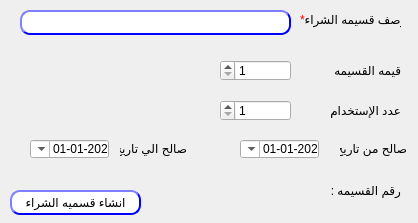
Before: the Qt Designer form presentation/promotion_voucher_ui/createPromVoucher.ui in shymaa123456/HyperPOS2020, drawn with Qt 5.
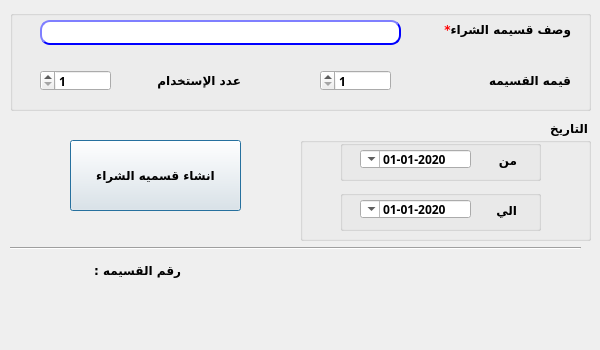
After: the same form once the commit is applied.

Commit message: finalize Coupon Design Style 7/12 comments

The edit to the form file:
```diff
--- a/presentation/promotion_voucher_ui/createPromVoucher.ui
+++ b/presentation/promotion_voucher_ui/createPromVoucher.ui
@@ -6,10 +6,28 @@
    <rect>
     <x>0</x>
     <y>0</y>
-    <width>418</width>
-    <height>223</height>
+    <width>600</width>
+    <height>350</height>
    </rect>
   </property>
+  <property name="sizePolicy">
+   <sizepolicy hsizetype="Preferred" vsizetype="Preferred">
+    <horstretch>0</horstretch>
+    <verstretch>0</verstretch>
+   </sizepolicy>
+  </property>
+  <property name="minimumSize">
+   <size>
+    <width>600</width>
+    <height>350</height>
+   </size>
+  </property>
+  <property name="maximumSize">
+   <size>
+    <width>600</width>
+    <height>350</height>
+   </size>
+  </property>
   <property name="windowTitle">
    <string>انشاء قسيمه شراء عروض</string>
   </property>
@@ -19,12 +37,20 @@
   <widget class="QLabel" name="desc">
    <property name="geometry">
     <rect>
-     <x>300</x>
-     <y>10</y>
-     <width>101</width>
+     <x>420</x>
+     <y>20</y>
+     <width>151</width>
      <height>20</height>
     </rect>
    </property>
+   <property name="font">
+    <font>
+     <family>29LT Bukra Regular</family>
+     <pointsize>9</pointsize>
+     <weight>75</weight>
+     <bold>true</bold>
+    </font>
+   </property>
    <property name="text">
     <string>&lt;html&gt;&lt;head/&gt;&lt;body&gt;&lt;p align=&quot;right&quot;&gt;&lt;span style=&quot; color:#ff0000;&quot;&gt;*&lt;/span&gt;وصف قسيمه الشراء&lt;/p&gt;&lt;/body&gt;&lt;/html&gt;</string>
    </property>
@@ -32,38 +58,25 @@
   <widget class="QPushButton" name="BTN_createVoucher">
    <property name="geometry">
     <rect>
-     <x>10</x>
-     <y>190</y>
-     <width>131</width>
-     <height>25</height>
+     <x>70</x>
+     <y>140</y>
+     <width>171</width>
+     <height>71</height>
     </rect>
    </property>
+   <property name="font">
+    <font>
+     <family>29LT Bukra Regular</family>
+     <pointsize>9</pointsize>
+     <weight>75</weight>
+     <bold>true</bold>
+    </font>
+   </property>
    <property name="layoutDirection">
     <enum>Qt::RightToLeft</enum>
    </property>
    <property name="styleSheet">
-    <string notr="true">QPushButton{
-                                        background-color: white;
-                                        border-style: outset;
-                                        border-width: 2px;
-                                        border-radius: 10px;
-                                        border-color: blue;
-                                        min-width: 6em;
-                                        }
-                                        QPushButton:hover {
-                                        background: qradialgradient(
-                                        cx: 0.3, cy: -0.4, fx: 0.3, fy: -0.4,
-                                        radius: 1.35, stop: 0 #fff, stop: 1 #bbb
-                                        );
-                                        }
-                                        QPushButton:pressed {
-                                        border-style: inset;
-                                        background: qradialgradient(
-                                        cx: 0.4, cy: -0.1, fx: 0.4, fy: -0.1,
-                                        radius: 1.35, stop: 0 #fff, stop: 1 #ddd
-                                        );
-                                        }
-                                    </string>
+    <string notr="true"/>
    </property>
    <property name="text">
     <string>انشاء قسميه الشراء</string>
@@ -72,12 +85,20 @@
   <widget class="QLineEdit" name="LE_desc">
    <property name="geometry">
     <rect>
-     <x>20</x>
-     <y>10</y>
-     <width>271</width>
+     <x>40</x>
+     <y>20</y>
+     <width>361</width>
      <height>25</height>
     </rect>
    </property>
+   <property name="font">
+    <font>
+     <family>29LT Bukra Regular</family>
+     <pointsize>9</pointsize>
+     <weight>75</weight>
+     <bold>true</bold>
+    </font>
+   </property>
    <property name="styleSheet">
     <string notr="true">QLineEdit{
                                         background-color: white;
@@ -106,105 +127,23 @@
     <number>30</number>
    </property>
   </widget>
-  <widget class="QLabel" name="desc_3">
-   <property name="geometry">
-    <rect>
-     <x>340</x>
-     <y>140</y>
-     <width>67</width>
-     <height>17</height>
-    </rect>
-   </property>
-   <property name="layoutDirection">
-    <enum>Qt::RightToLeft</enum>
-   </property>
-   <property name="text">
-    <string>صالح من تاريخ</string>
-   </property>
-  </widget>
-  <widget class="QLabel" name="desc_4">
-   <property name="geometry">
-    <rect>
-     <x>120</x>
-     <y>140</y>
-     <width>67</width>
-     <height>17</height>
-    </rect>
-   </property>
-   <property name="layoutDirection">
-    <enum>Qt::RightToLeft</enum>
-   </property>
-   <property name="text">
-    <string>صالح الي تاريخ</string>
-   </property>
-  </widget>
-  <widget class="QDateTimeEdit" name="Qdate_to">
-   <property name="geometry">
-    <rect>
-     <x>30</x>
-     <y>140</y>
-     <width>79</width>
-     <height>18</height>
-    </rect>
-   </property>
-   <property name="layoutDirection">
-    <enum>Qt::RightToLeft</enum>
-   </property>
-   <property name="minimumDateTime">
-    <datetime>
-     <hour>0</hour>
-     <minute>0</minute>
-     <second>0</second>
-     <year>2020</year>
-     <month>1</month>
-     <day>1</day>
-    </datetime>
-   </property>
-   <property name="displayFormat">
-    <string>yyyy-MM-dd</string>
-   </property>
-   <property name="calendarPopup">
-    <bool>true</bool>
-   </property>
-  </widget>
-  <widget class="QDateTimeEdit" name="Qdate_from">
-   <property name="geometry">
-    <rect>
-     <x>240</x>
-     <y>140</y>
-     <width>79</width>
-     <height>18</height>
-    </rect>
-   </property>
-   <property name="layoutDirection">
-    <enum>Qt::RightToLeft</enum>
-   </property>
-   <property name="minimumDateTime">
-    <datetime>
-     <hour>0</hour>
-     <minute>0</minute>
-     <second>0</second>
-     <year>2020</year>
-     <month>1</month>
-     <day>1</day>
-    </datetime>
-   </property>
-   <property name="displayFormat">
-    <string>yyyy-MM-dd</string>
-   </property>
-   <property name="calendarPopup">
-    <bool>true</bool>
-   </property>
-  </widget>
   <widget class="QDoubleSpinBox" name="LE_maxCount">
    <property name="geometry">
     <rect>
-     <x>220</x>
-     <y>100</y>
+     <x>40</x>
+     <y>70</y>
      <width>71</width>
      <height>21</height>
     </rect>
    </property>
+   <property name="font">
+    <font>
+     <family>29LT Bukra Regular</family>
+     <pointsize>9</pointsize>
+     <weight>75</weight>
+     <bold>true</bold>
+    </font>
+   </property>
    <property name="styleSheet">
     <string notr="true"/>
    </property>
@@ -224,12 +163,20 @@
   <widget class="QLabel" name="voucher_num">
    <property name="geometry">
     <rect>
-     <x>250</x>
-     <y>180</y>
+     <x>10</x>
+     <y>260</y>
      <width>47</width>
      <height>21</height>
     </rect>
    </property>
+   <property name="font">
+    <font>
+     <family>29LT Bukra Regular</family>
+     <pointsize>9</pointsize>
+     <weight>75</weight>
+     <bold>true</bold>
+    </font>
+   </property>
    <property name="text">
     <string/>
    </property>
@@ -237,12 +184,20 @@
   <widget class="QLabel" name="label_2">
    <property name="geometry">
     <rect>
-     <x>330</x>
-     <y>180</y>
-     <width>71</width>
+     <x>90</x>
+     <y>260</y>
+     <width>91</width>
      <height>20</height>
     </rect>
    </property>
+   <property name="font">
+    <font>
+     <family>29LT Bukra Regular</family>
+     <pointsize>9</pointsize>
+     <weight>75</weight>
+     <bold>true</bold>
+    </font>
+   </property>
    <property name="text">
     <string>رقم القسيمه : </string>
    </property>
@@ -250,12 +205,20 @@
   <widget class="QLabel" name="label">
    <property name="geometry">
     <rect>
-     <x>310</x>
-     <y>100</y>
-     <width>91</width>
+     <x>140</x>
+     <y>70</y>
+     <width>101</width>
      <height>21</height>
     </rect>
    </property>
+   <property name="font">
+    <font>
+     <family>29LT Bukra Regular</family>
+     <pointsize>9</pointsize>
+     <weight>75</weight>
+     <bold>true</bold>
+    </font>
+   </property>
    <property name="text">
     <string>عدد الإستخدام</string>
    </property>
@@ -263,12 +226,20 @@
   <widget class="QLabel" name="desc_11">
    <property name="geometry">
     <rect>
-     <x>320</x>
-     <y>60</y>
-     <width>81</width>
+     <x>460</x>
+     <y>70</y>
+     <width>111</width>
      <height>21</height>
     </rect>
    </property>
+   <property name="font">
+    <font>
+     <family>29LT Bukra Regular</family>
+     <pointsize>9</pointsize>
+     <weight>75</weight>
+     <bold>true</bold>
+    </font>
+   </property>
    <property name="layoutDirection">
     <enum>Qt::RightToLeft</enum>
    </property>
@@ -279,12 +250,20 @@
   <widget class="QDoubleSpinBox" name="LE_value">
    <property name="geometry">
     <rect>
-     <x>220</x>
-     <y>60</y>
+     <x>320</x>
+     <y>70</y>
      <width>71</width>
      <height>21</height>
     </rect>
    </property>
+   <property name="font">
+    <font>
+     <family>29LT Bukra Regular</family>
+     <pointsize>9</pointsize>
+     <weight>75</weight>
+     <bold>true</bold>
+    </font>
+   </property>
    <property name="styleSheet">
     <string notr="true"/>
    </property>
@@ -301,6 +280,245 @@
     <double>1.000000000000000</double>
    </property>
   </widget>
+  <widget class="QGroupBox" name="groupBox">
+   <property name="geometry">
+    <rect>
+     <x>10</x>
+     <y>10</y>
+     <width>581</width>
+     <height>101</height>
+    </rect>
+   </property>
+   <property name="font">
+    <font>
+     <family>29LT Bukra Regular</family>
+     <pointsize>9</pointsize>
+     <weight>75</weight>
+     <bold>true</bold>
+    </font>
+   </property>
+   <property name="title">
+    <string/>
+   </property>
+  </widget>
+  <widget class="QGroupBox" name="groupBox_2">
+   <property name="geometry">
+    <rect>
+     <x>300</x>
+     <y>120</y>
+     <width>291</width>
+     <height>121</height>
+    </rect>
+   </property>
+   <property name="font">
+    <font>
+     <family>29LT Bukra Regular</family>
+     <pointsize>9</pointsize>
+     <weight>75</weight>
+     <bold>true</bold>
+    </font>
+   </property>
+   <property name="title">
+    <string>التاريخ</string>
+   </property>
+   <widget class="QGroupBox" name="groupBox_4">
+    <property name="geometry">
+     <rect>
+      <x>40</x>
+      <y>70</y>
+      <width>201</width>
+      <height>41</height>
+     </rect>
+    </property>
+    <property name="font">
+     <font>
+      <family>29LT Bukra Regular</family>
+      <pointsize>9</pointsize>
+      <weight>75</weight>
+      <bold>true</bold>
+     </font>
+    </property>
+    <property name="title">
+     <string/>
+    </property>
+    <widget class="QDateTimeEdit" name="Qdate_to">
+     <property name="geometry">
+      <rect>
+       <x>20</x>
+       <y>10</y>
+       <width>111</width>
+       <height>18</height>
+      </rect>
+     </property>
+     <property name="font">
+      <font>
+       <family>29LT Bukra Regular</family>
+       <pointsize>9</pointsize>
+       <weight>75</weight>
+       <bold>true</bold>
+      </font>
+     </property>
+     <property name="layoutDirection">
+      <enum>Qt::RightToLeft</enum>
+     </property>
+     <property name="minimumDateTime">
+      <datetime>
+       <hour>0</hour>
+       <minute>0</minute>
+       <second>0</second>
+       <year>2020</year>
+       <month>1</month>
+       <day>1</day>
+      </datetime>
+     </property>
+     <property name="displayFormat">
+      <string>yyyy-MM-dd</string>
+     </property>
+     <property name="calendarPopup">
+      <bool>true</bool>
+     </property>
+    </widget>
+    <widget class="QLabel" name="desc_4">
+     <property name="geometry">
+      <rect>
+       <x>146</x>
+       <y>10</y>
+       <width>31</width>
+       <height>20</height>
+      </rect>
+     </property>
+     <property name="font">
+      <font>
+       <family>29LT Bukra Regular</family>
+       <pointsize>9</pointsize>
+       <weight>75</weight>
+       <bold>true</bold>
+      </font>
+     </property>
+     <property name="layoutDirection">
+      <enum>Qt::RightToLeft</enum>
+     </property>
+     <property name="text">
+      <string>الي</string>
+     </property>
+    </widget>
+   </widget>
+   <widget class="QGroupBox" name="groupBox_3">
+    <property name="geometry">
+     <rect>
+      <x>40</x>
+      <y>20</y>
+      <width>201</width>
+      <height>41</height>
+     </rect>
+    </property>
+    <property name="font">
+     <font>
+      <family>29LT Bukra Regular</family>
+      <pointsize>9</pointsize>
+      <weight>75</weight>
+      <bold>true</bold>
+     </font>
+    </property>
+    <property name="title">
+     <string/>
+    </property>
+    <widget class="QDateTimeEdit" name="Qdate_from">
+     <property name="geometry">
+      <rect>
+       <x>20</x>
+       <y>10</y>
+       <width>111</width>
+       <height>18</height>
+      </rect>
+     </property>
+     <property name="font">
+      <font>
+       <family>29LT Bukra Regular</family>
+       <pointsize>9</pointsize>
+       <weight>75</weight>
+       <bold>true</bold>
+      </font>
+     </property>
+     <property name="layoutDirection">
+      <enum>Qt::RightToLeft</enum>
+     </property>
+     <property name="minimumDateTime">
+      <datetime>
+       <hour>0</hour>
+       <minute>0</minute>
+       <second>0</second>
+       <year>2020</year>
+       <month>1</month>
+       <day>1</day>
+      </datetime>
+     </property>
+     <property name="displayFormat">
+      <string>yyyy-MM-dd</string>
+     </property>
+     <property name="calendarPopup">
+      <bool>true</bool>
+     </property>
+    </widget>
+    <widget class="QLabel" name="desc_3">
+     <property name="geometry">
+      <rect>
+       <x>146</x>
+       <y>10</y>
+       <width>31</width>
+       <height>20</height>
+      </rect>
+     </property>
+     <property name="font">
+      <font>
+       <family>29LT Bukra Regular</family>
+       <pointsize>9</pointsize>
+       <weight>75</weight>
+       <bold>true</bold>
+      </font>
+     </property>
+     <property name="layoutDirection">
+      <enum>Qt::RightToLeft</enum>
+     </property>
+     <property name="text">
+      <string>من</string>
+     </property>
+    </widget>
+   </widget>
+  </widget>
+  <widget class="Line" name="line">
+   <property name="geometry">
+    <rect>
+     <x>10</x>
+     <y>240</y>
+     <width>571</width>
+     <height>16</height>
+    </rect>
+   </property>
+   <property name="font">
+    <font>
+     <family>29LT Bukra Regular</family>
+     <pointsize>9</pointsize>
+     <weight>75</weight>
+     <bold>true</bold>
+    </font>
+   </property>
+   <property name="orientation">
+    <enum>Qt::Horizontal</enum>
+   </property>
+  </widget>
+  <zorder>groupBox</zorder>
+  <zorder>desc</zorder>
+  <zorder>BTN_createVoucher</zorder>
+  <zorder>LE_desc</zorder>
+  <zorder>LE_maxCount</zorder>
+  <zorder>voucher_num</zorder>
+  <zorder>label_2</zorder>
+  <zorder>label</zorder>
+  <zorder>desc_11</zorder>
+  <zorder>LE_value</zorder>
+  <zorder>groupBox_2</zorder>
+  <zorder>line</zorder>
  </widget>
  <resources/>
  <connections/>
```
The commit also changes 86 other files.
